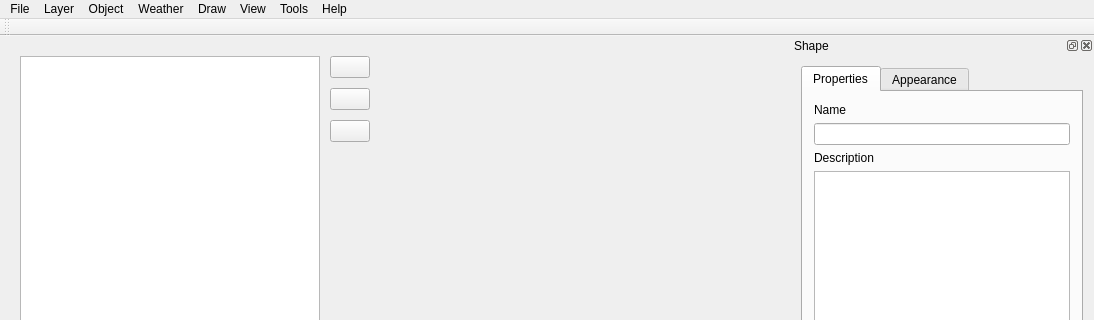
Above: explorer/mainwindow.ui from archnemesis/OSMExplorer before the change; both pictures show x 0 to 1094 and y 0 to 320 of the 1094 by 712 pixel window. Below: the same form after it.
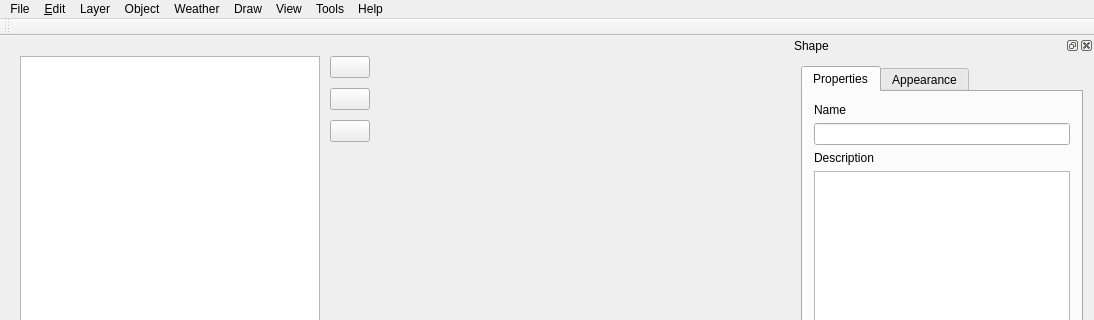
That is the form after the change. Icons and pictures are not drawn. Custom widgets are drawn as their Qt base class.

```diff
--- a/explorer/mainwindow.ui
+++ b/explorer/mainwindow.ui
@@ -360,7 +360,15 @@
     <addaction name="actionShow_Alerts"/>
     <addaction name="separator"/>
    </widget>
+   <widget class="QMenu" name="menuEdit">
+    <property name="title">
+     <string>&amp;Edit</string>
+    </property>
+    <addaction name="actionEdit_Undo"/>
+    <addaction name="actionEdit_Redo"/>
+   </widget>
    <addaction name="menuFile"/>
+   <addaction name="menuEdit"/>
    <addaction name="menuLayer"/>
    <addaction name="menuMarker"/>
    <addaction name="menuWeather"/>
```
Left out of the diff: 16 changed lines with no effect on the pictures.
